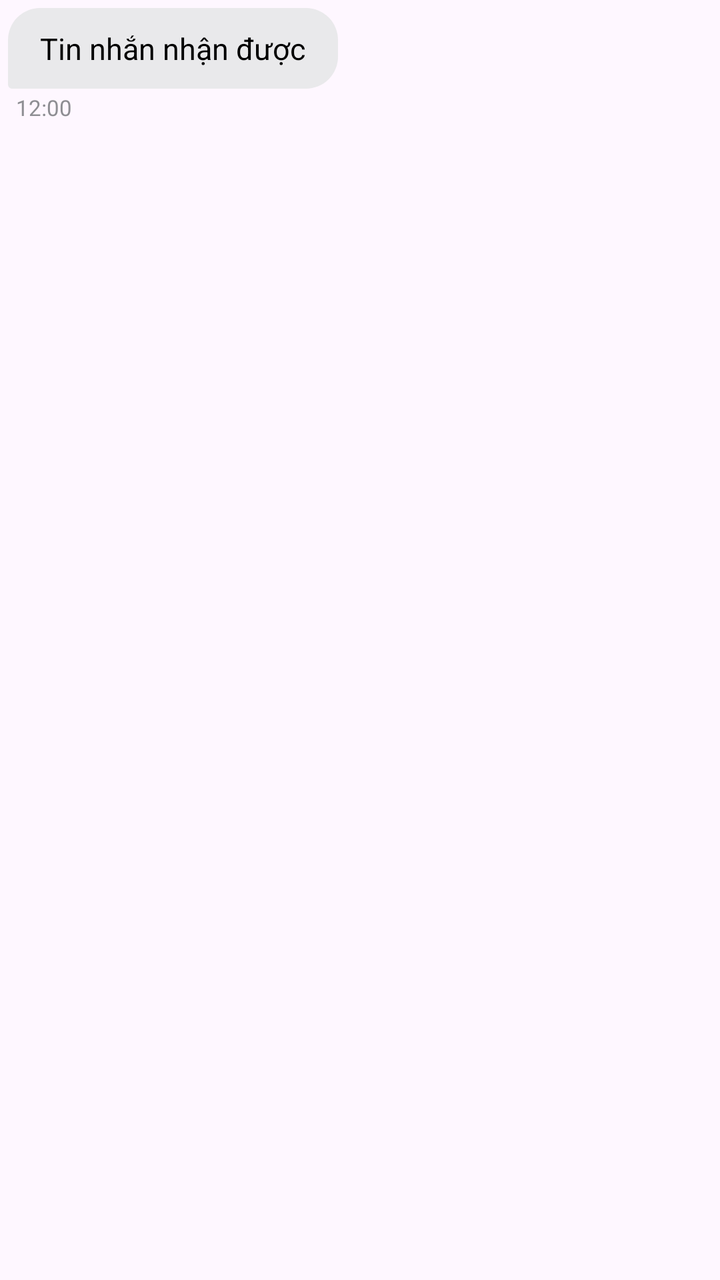
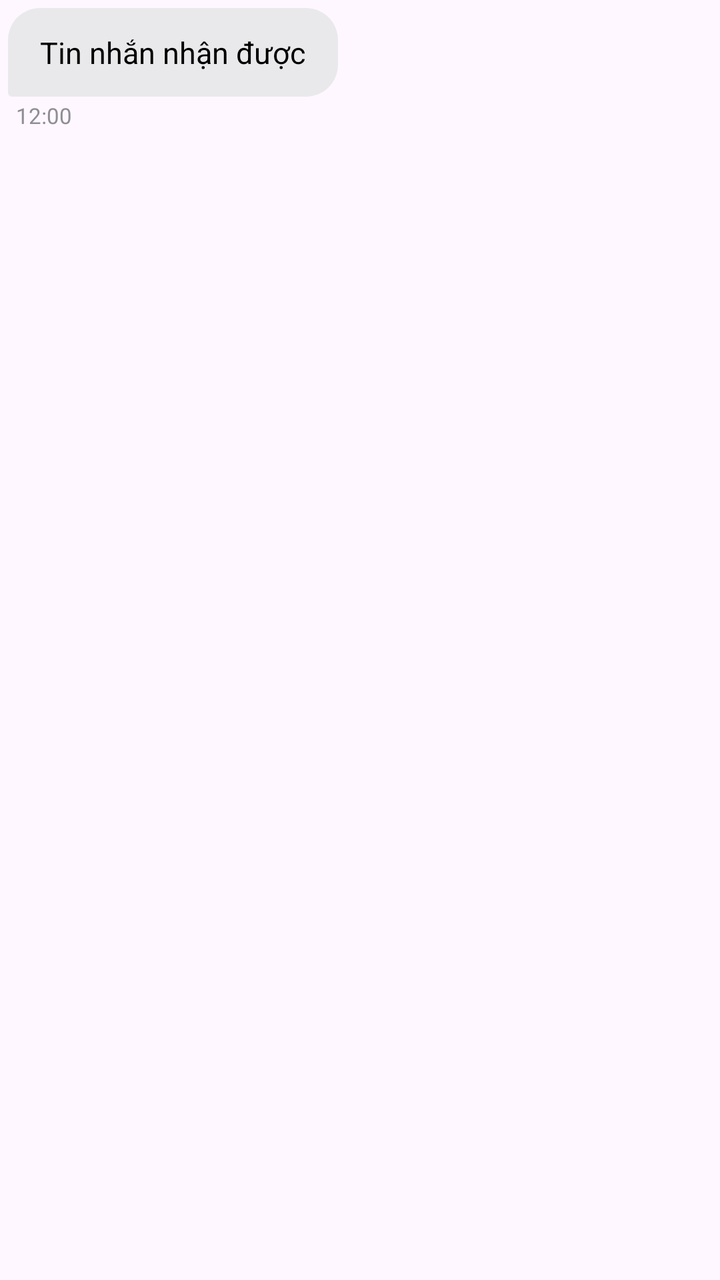

Two renders of the same Android screen: before a commit and after it. Below are the layout's source before the change and the commit's diff.
<!-- AndroidManifest.xml: application theme Theme.DanoChatApp -->
<!-- res/layout/item_chat_received.xml -->
<?xml version="1.0" encoding="utf-8"?>
<LinearLayout xmlns:android="http://schemas.android.com/apk/res/android"
    android:layout_width="match_parent"
    android:layout_height="wrap_content"
    android:gravity="start"
    android:orientation="vertical"
    android:padding="4dp">

    <TextView
        android:id="@+id/text_message_received"
        android:layout_width="wrap_content"
        android:layout_height="wrap_content"
        android:layout_marginEnd="80dp"
        android:background="@drawable/chat_bubble_received"
        android:paddingHorizontal="16dp"
        android:paddingVertical="10dp"
        android:text="Tin nhắn nhận được"
        android:textColor="@color/black"
        android:textSize="15sp" />

    <TextView
        android:id="@+id/text_time_received"
        android:layout_width="wrap_content"
        android:layout_height="wrap_content"
        android:layout_marginStart="4dp"
        android:layout_marginTop="2dp"
        android:text="12:00"
        android:textColor="@color/neutral"
        android:textSize="11sp" />
</LinearLayout>
<!-- resources referenced by this layout -->
<resources>
  <color name="black">#FF000000</color>
  <color name="neutral">#8E8E93</color>
  <!-- drawable chat_bubble_received (drawable) -->
  <?xml version="1.0" encoding="utf-8"?>
  <shape xmlns:android="http://schemas.android.com/apk/res/android">
      <solid android:color="#E9E9EB" />
      <corners
          android:topLeftRadius="16dp"
          android:topRightRadius="16dp"
          android:bottomLeftRadius="2dp"
          android:bottomRightRadius="16dp" />
  </shape>
  <style name="Theme.DanoChatApp" parent="Base.Theme.DanoChatApp" />
  <style name="Base.Theme.DanoChatApp" parent="Theme.Material3.DayNight.NoActionBar">
          
          <item name="colorPrimary">@color/primary</item>
          <item name="colorPrimaryVariant">@color/primary_dark</item>
          <item name="colorSecondary">@color/secondary</item>
          <item name="android:statusBarColor">@color/white</item>
          <item name="android:windowLightStatusBar">true</item>
      </style>
  <color name="primary">#0066FF</color>
  <color name="primary_dark">#0052CC</color>
  <color name="secondary">#FF9500</color>
  <color name="white">#FFFFFFFF</color>
</resources>

<!-- the commit's change to res/layout/item_chat_received.xml (unified diff, before → after) -->
@@ -1,22 +1,40 @@
 <?xml version="1.0" encoding="utf-8"?>
 <LinearLayout xmlns:android="http://schemas.android.com/apk/res/android"
+    xmlns:app="http://schemas.android.com/apk/res-auto"
     android:layout_width="match_parent"
     android:layout_height="wrap_content"
     android:gravity="start"
     android:orientation="vertical"
     android:padding="4dp">
 
-    <TextView
-        android:id="@+id/text_message_received"
+    <LinearLayout
         android:layout_width="wrap_content"
         android:layout_height="wrap_content"
         android:layout_marginEnd="80dp"
         android:background="@drawable/chat_bubble_received"
-        android:paddingHorizontal="16dp"
-        android:paddingVertical="10dp"
-        android:text="Tin nhắn nhận được"
-        android:textColor="@color/black"
-        android:textSize="15sp" />
+        android:orientation="vertical"
+        android:padding="4dp">
+
+        <com.google.android.material.imageview.ShapeableImageView
+            android:id="@+id/img_received"
+            android:layout_width="200dp"
+            android:layout_height="wrap_content"
+            android:adjustViewBounds="true"
+            android:maxHeight="300dp"
+            android:scaleType="centerCrop"
+            android:visibility="gone"
+            app:shapeAppearance="@style/ShapeAppearance.Material3.MediumComponent" />
+
+        <TextView
+            android:id="@+id/text_message_received"
+            android:layout_width="wrap_content"
+            android:layout_height="wrap_content"
+            android:paddingHorizontal="12dp"
+            android:paddingVertical="8dp"
+            android:text="Tin nhắn nhận được"
+            android:textColor="@color/black"
+            android:textSize="15sp" />
+    </LinearLayout>
 
     <TextView
         android:id="@+id/text_time_received"
